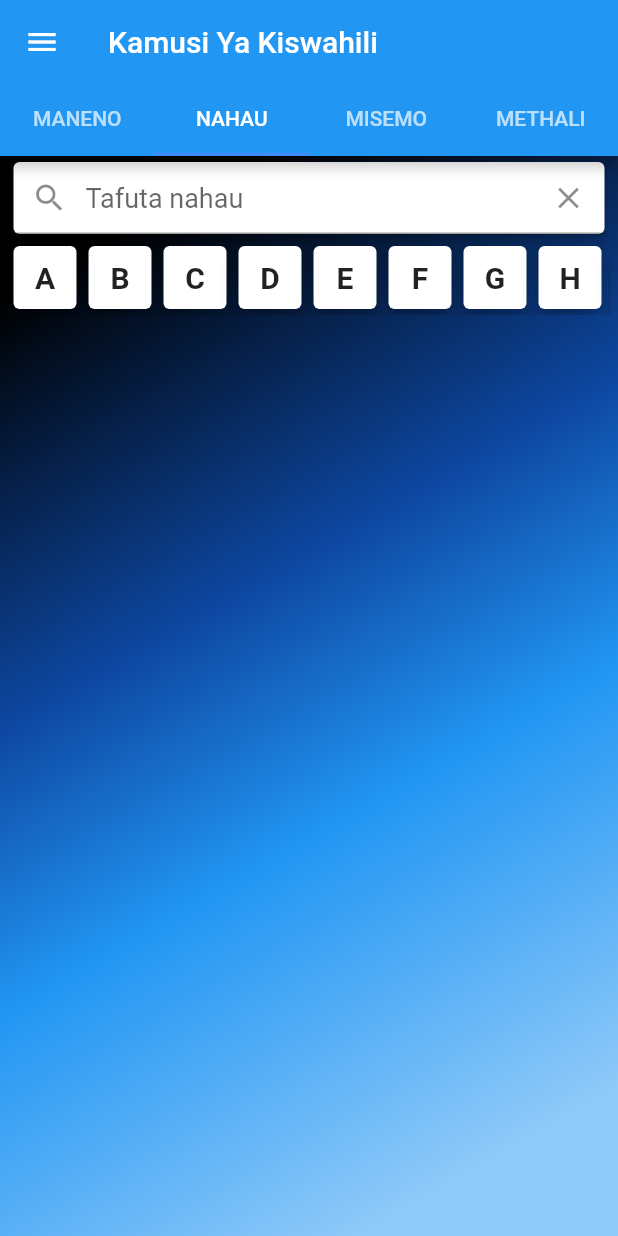
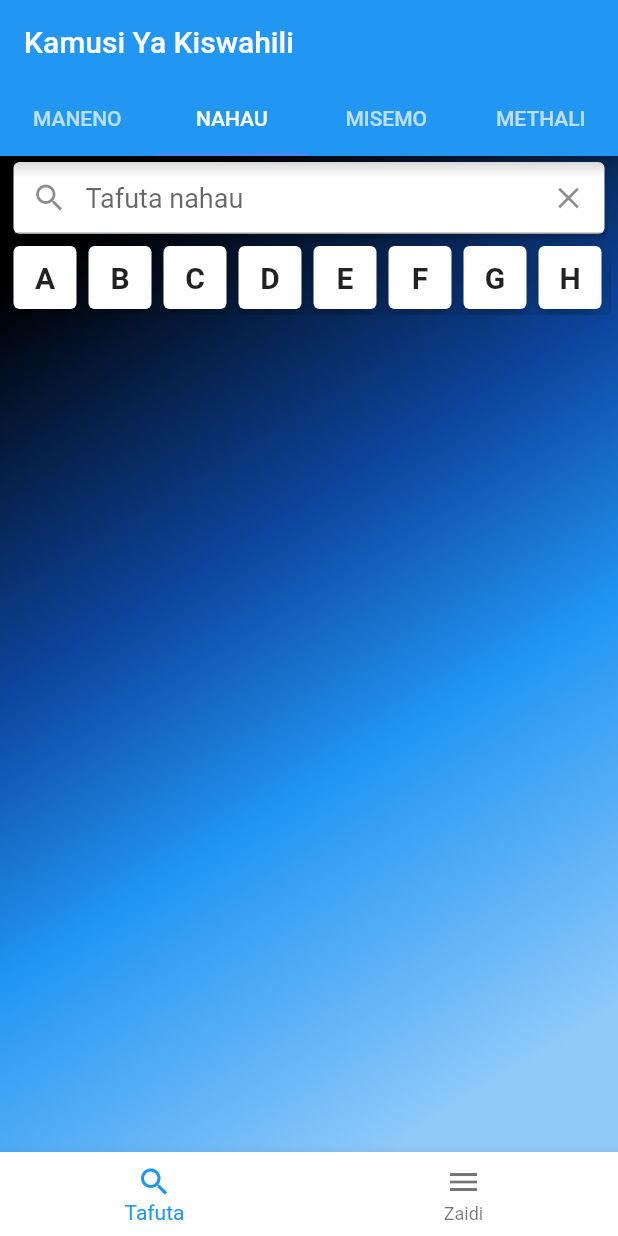
Before and after one commit to SiroDaves/SwahiLib, a Flutter app: the DdHomeView screen opened directly, tab 2 chosen, on a phone screen of 412 x 824 dp. Run offline on Flutter 3.47's test engine with Material 2 defaults, Android fonts, the phone set to English and light mode, and no system bars; our stand-ins replace backdrop, dio, firebase_analytics, firebase_crashlytics, flutter_html, percent_indicator and 4 more; missing offline and left inert: animated_floatactionbuttons, debug_mode, dio_firebase_performance, dio_http_cache, vertical_tabs; accounts and stored records are empty.

```diff
--- a/lib/screens/DdHomeView.dart
+++ b/lib/screens/DdHomeView.dart
@@ -1,6 +1,8 @@
 // This file declares the home screen of the app
 
 import 'package:flutter/material.dart';
+import 'package:kamusi/screens/GgDonate.dart';
+import 'package:kamusi/screens/GgHelpDesk.dart';
 import 'package:kamusi/utils/Constants.dart';
 import 'package:kamusi/widgets/AsSearchGeneric.dart';
 import 'package:kamusi/widgets/AsSearchNeno.dart';
@@ -16,11 +18,47 @@ class DdHomeView extends StatefulWidget {
 }
 
 class DdHomeViewState extends State<DdHomeView> {
-  DdHomeViewState();
   final globalKey = new GlobalKey<ScaffoldState>();
+
+  int _currentTabIndex = 0;
+  List<String> blocks = [
+    'Tafuta',
+    //'Michezo',
+    'Zaidi',
+  ];
 
   @override
   Widget build(BuildContext context) {
+    final _kTabPages = <Widget>[
+      Center(child: searchView()),
+      //Center(child: Icon(Icons.group_work, size: 64.0, color: Colors.green)),
+      Center(child: moreView()),
+    ];
+    final _kBottmonNavBarItems = <BottomNavigationBarItem>[
+      BottomNavigationBarItem(icon: Icon(Icons.search), title: Text('Tafuta')),
+      //BottomNavigationBarItem(
+      //   icon: Icon(Icons.group_work), title: Text('Michezo')),
+      BottomNavigationBarItem(icon: Icon(Icons.menu), title: Text('Zaidi')),
+    ];
+
+    assert(_kTabPages.length == _kBottmonNavBarItems.length);
+    final bottomNavBar = BottomNavigationBar(
+      items: _kBottmonNavBarItems,
+      currentIndex: _currentTabIndex,
+      type: BottomNavigationBarType.fixed,
+      onTap: (int index) {
+        setState(() {
+          _currentTabIndex = index;
+        });
+      },
+    );
+    return Scaffold(
+      body: _kTabPages[_currentTabIndex],
+      bottomNavigationBar: bottomNavBar,
+    );
+  }
+
+  Widget searchView() {
     AsNavDrawer navDrawer = AsNavDrawer();
     AsSearchNeno tabview1 = AsSearchNeno.getList();
     AsSearchGeneric tabview2 = AsSearchGeneric.getList(Texts.nahau);
@@ -43,12 +81,41 @@ class DdHomeViewState extends State<DdHomeView> {
     return DefaultTabController(
       length: pageTabs.length,
       child: Scaffold(
-        appBar: AppBar(
-          title: Text(Texts.appName),
-          bottom: TabBar(tabs: pageTabs),
-        ),
-        body: TabBarView(children: pageViews),
-        drawer: Drawer(child: navDrawer),
+          appBar: AppBar(
+            title: Text(Texts.appName),
+            bottom: TabBar(tabs: pageTabs),
+          ),
+          body: TabBarView(children: pageViews)),
+    );
+  }
+
+  Widget moreView() {
+    return Scaffold(
+      key: globalKey,
+      appBar: AppBar(
+        title: Text(Texts.appName),
+      ),
+      body: ListView(
+        children: <Widget>[
+          ListTile(
+              leading: Icon(Icons.card_membership),
+              title: Text('Tuunge Mkono'),
+              onTap: () {
+                Navigator.push(context, MaterialPageRoute(builder: (context) {
+                  return GgDonate();
+                }));
+              }),
+          Divider(),
+          ListTile(
+              leading: Icon(Icons.help),
+              title: Text('Usaidizi'),
+              onTap: () {
+                Navigator.push(context, MaterialPageRoute(builder: (context) {
+                  return GgHelpDesk();
+                }));
+              }),
+          Divider(),
+        ],
       ),
     );
   }
--- a/pubspec.yaml
+++ b/pubspec.yaml
@@ -45,6 +45,7 @@ dev_dependencies:
   shared_preferences_settings: ^1.2.0
   sqflite: ^1.3.1
   vertical_tabs: ^0.2.0
+  url_launcher: ^5.4.2
 
 flutter_icons:
   android: "launcher_icon"
```
Also changed, not shown: lib/screens/EeGames.dart (added, +134 -0 lines), lib/screens/GgDonate.dart (+44 -89 lines), lib/screens/GgHelpDesk.dart (+62 -85 lines), pubspec.lock, 1 other file.
